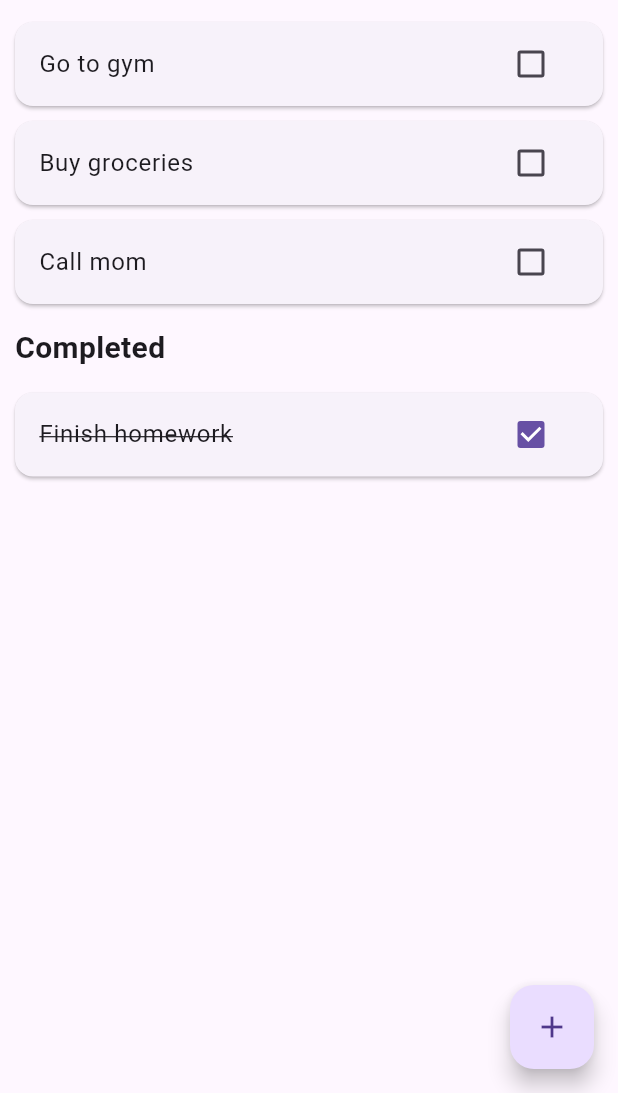
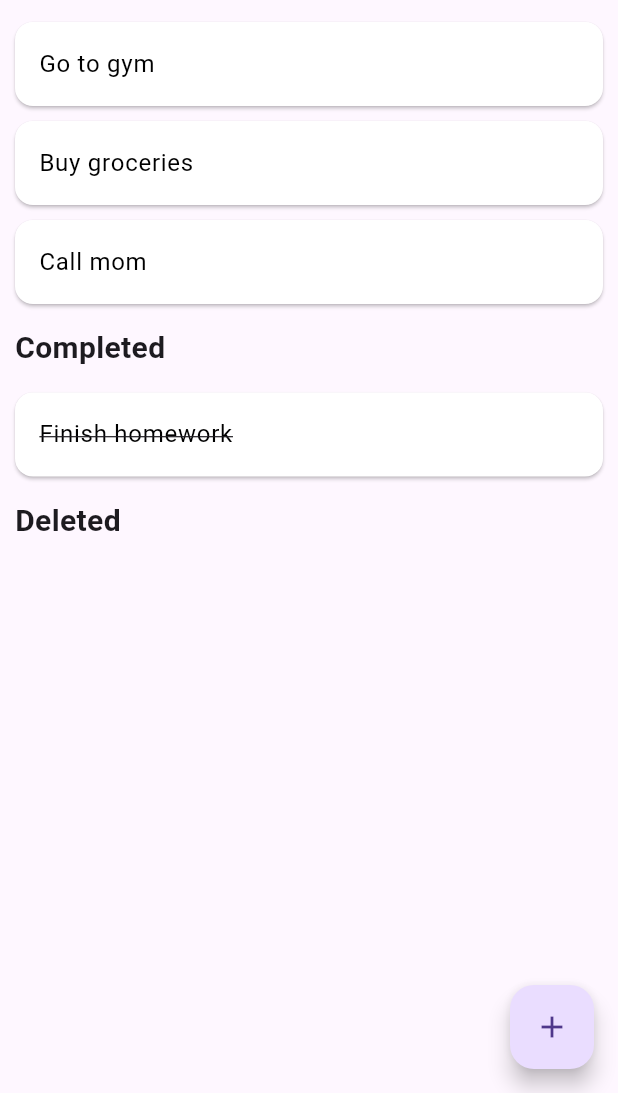
Before and after one commit to redspy/flutter_TODO, a Flutter app: the screen it shows after launch, on a phone screen of 412 x 824 dp, the part 143-1236 px from its top. Run offline on Flutter 3.47's test engine with Material 3 defaults, Android fonts, the phone set to English and light mode, and no system bars.

Commit message:
deleted group 생성 및 스와이프 액션 추가

```diff
--- a/lib/screens/todo_app.dart
+++ b/lib/screens/todo_app.dart
@@ -1,6 +1,5 @@
 // screens/todo_app.dart
 import 'package:flutter/material.dart';
-
 import 'package:flutter_todo_app/models/todo_item.dart';
 import 'package:flutter_todo_app/widgets/todo_list.dart';
 
@@ -20,18 +19,33 @@ class _TodoAppState extends State<TodoApp> {
     TodoItem(title: "Finish homework", isCompleted: true),
   ];
 
+  List<TodoItem> deletedList = []; // 삭제된 할일을 저장하는 리스트
+
   // 할일 완료 상태를 변경하는 함수
   void _toggleCompletion(TodoItem todo) {
     setState(() {
-      if (todo.isCompleted) {
+      if (completedList.contains(todo)) {
+        // 완료된 할일이 스와이프되면 삭제 그룹으로 이동
+        completedList.remove(todo);
+        deletedList.add(todo);
+      } else if (todo.isCompleted) {
+        // 완료 상태에서 미완료로 변경
         todo.isCompleted = false;
         completedList.remove(todo);
         todoList.add(todo);
       } else {
+        // 할일을 완료로 변경
         todo.isCompleted = true;
         todoList.remove(todo);
         completedList.add(todo);
       }
+    });
+  }
+
+  // Deleted 그룹에서 할일을 영구적으로 삭제하는 함수
+  void _deleteTodoForever(TodoItem todo) {
+    setState(() {
+      deletedList.remove(todo);
     });
   }
 
@@ -90,6 +104,13 @@ class _TodoAppState extends State<TodoApp> {
               todos: completedList,
               onToggleCompletion: _toggleCompletion,
             ),
+            TodoList(
+              title: "Deleted", // 삭제된 항목을 위한 리스트
+              todos: deletedList,
+              onToggleCompletion:
+                  _deleteTodoForever, // 삭제된 항목은 다시 스와이프 시 완전히 삭제
+              isDeleted: true, // 흐리게 표시하기 위해 전달
+            ),
           ],
         ),
       ),
--- a/lib/widgets/todo_card.dart
+++ b/lib/widgets/todo_card.dart
@@ -5,13 +5,42 @@ import 'package:flutter_todo_app/models/todo_item.dart';
 class TodoCard extends StatelessWidget {
   final TodoItem todo;
   final Function(TodoItem) onToggleCompletion;
+  final bool isDeleted; // 삭제된 항목인지 여부
 
-  TodoCard({required this.todo, required this.onToggleCompletion});
+  TodoCard({
+    required this.todo,
+    required this.onToggleCompletion,
+    this.isDeleted = false, // 기본값은 false (삭제되지 않은 상태)
+  });
 
   @override
   Widget build(BuildContext context) {
-    return Card(
+    return Dismissible(
+      key: Key(todo.title),
+      onDismissed: (direction) {
+        onToggleCompletion(todo); // 스와이프 시 완료/미완료 상태 변경 또는 삭제
+      },
+      background: Container(
+        color: isDeleted ? Colors.red : Colors.green, // 삭제된 항목은 빨간색 배경
+        alignment: Alignment.centerLeft,
+        padding: EdgeInsets.only(left: 20),
+        child: Icon(
+          isDeleted ? Icons.delete : Icons.check,
+          color: Colors.white,
+        ),
+      ),
+      secondaryBackground: Container(
+        color: Colors.red,
+        alignment: Alignment.centerRight,
+        padding: EdgeInsets.only(right: 20),
+        child: Icon(
+          isDeleted ? Icons.delete_forever : Icons.close,
+          color: Colors.white,
+        ),
+      ),
+      child: Card(
         margin: EdgeInsets.symmetric(vertical: 5, horizontal: 10),
+        color: isDeleted ? Colors.grey[300] : Colors.white, // 삭제된 항목은 흐리게
         child: ListTile(
           title: Text(
             todo.title,
@@ -19,13 +48,9 @@ class TodoCard extends StatelessWidget {
               decoration: todo.isCompleted
                   ? TextDecoration.lineThrough
                   : TextDecoration.none,
+              color: isDeleted ? Colors.grey : Colors.black, // 삭제된 항목 흐리게
             ),
           ),
-        trailing: Checkbox(
-          value: todo.isCompleted,
-          onChanged: (value) {
-            onToggleCompletion(todo);
-          },
         ),
       ),
     );
--- a/lib/widgets/todo_list.dart
+++ b/lib/widgets/todo_list.dart
@@ -7,11 +7,13 @@ class TodoList extends StatelessWidget {
   final String title;
   final List<TodoItem> todos;
   final Function(TodoItem) onToggleCompletion;
+  final bool isDeleted; // 삭제된 그룹인지 여부
 
   TodoList({
     required this.title,
     required this.todos,
     required this.onToggleCompletion,
+    this.isDeleted = false, // 기본값은 false
   });
 
   @override
@@ -34,6 +36,7 @@ class TodoList extends StatelessWidget {
             return TodoCard(
               todo: todos[index],
               onToggleCompletion: onToggleCompletion,
+              isDeleted: isDeleted, // 삭제된 그룹일 경우 흐리게 표시
             );
           },
         ),
```
Also changed, not shown: 1 other file. Lines whose indentation alone changed are shown as unchanged.
